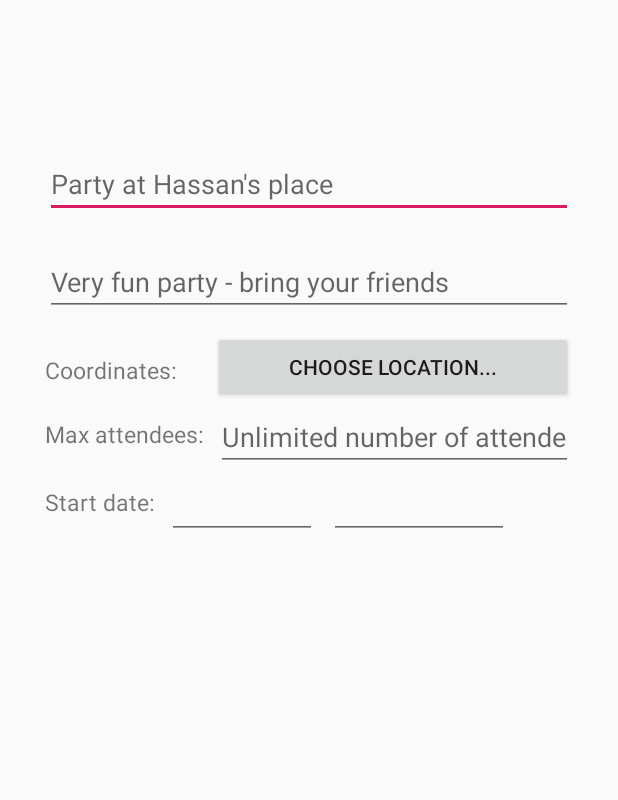
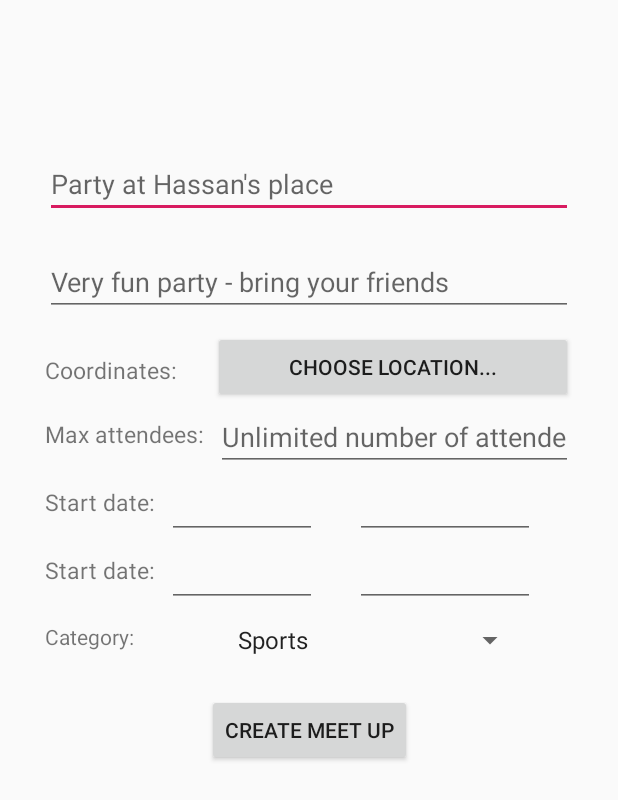
Before and after one commit to ludwighultqvist/DAT256, an Android app: the CreateMeetUpActivity screen opened directly, with no data from a screen before it, on a phone screen of 412 x 824 dp. Shown: the top 800 px of the screen. Run offline under Robolectric (Android 15) with nearby library versions, the light colour scheme and no system bars; Roboto replaces fonts that are not available here.

Commit message:
added some stuff in createMeetUpActivity

```diff
--- a/app/src/main/java/com/bulbasaur/dat256/viewmodel/CreateMeetUpActivity.java
+++ b/app/src/main/java/com/bulbasaur/dat256/viewmodel/CreateMeetUpActivity.java
@@ -6,11 +6,15 @@ import android.content.Intent;
 import android.os.Bundle;
 import android.support.v7.app.AppCompatActivity;
 import android.view.View;
+import android.widget.AdapterView;
+import android.widget.ArrayAdapter;
 import android.widget.Button;
 import android.widget.DatePicker;
 import android.widget.EditText;
+import android.widget.Spinner;
 import android.widget.TextView;
 import android.widget.TimePicker;
+import android.widget.Toast;
 
 import com.bulbasaur.dat256.R;
 import com.bulbasaur.dat256.model.Coordinates;
@@ -25,11 +29,13 @@ import java.util.Date;
 import java.util.Locale;
 import java.util.SimpleTimeZone;
 
-public class CreateMeetUpActivity extends AppCompatActivity {
+public class CreateMeetUpActivity extends AppCompatActivity implements AdapterView.OnItemSelectedListener{
 
     private MeetUp meetUp;
-
     private TextView chosenLocationTextView;
+    private EditText startDate;
+    private EditText startTime;
+    private String meetUpCategory;
 
     private static final int PICKED_COORDINATES_CODE = 2;
 
@@ -38,7 +44,15 @@ public class CreateMeetUpActivity extends AppCompatActivity {
         super.onCreate(savedInstanceState);
         setContentView(R.layout.activity_create_meet_up);
 
+        EditText meetUpTitle = findViewById(R.id.nameEditText);
+
+        EditText meetUpDescription = findViewById(R.id.descriptionEditText);
+
         meetUp = new MeetUp();
+
+        /**
+         * location
+         */
 
         Button chooseLocationButton = findViewById(R.id.chooseLocationButton);
         chooseLocationButton.setOnClickListener(v -> {
@@ -48,12 +62,22 @@ public class CreateMeetUpActivity extends AppCompatActivity {
         chosenLocationTextView = findViewById(R.id.chosenLocationTextView);
         chosenLocationTextView.setText(getString(R.string.coordinates, "", ""));
 
+        /**
+         * max attendees
+         */
+
+        EditText maxAttendees = findViewById(R.id.maxAttendeesEditText);
+
+
+
         final Calendar myCalendar = Calendar.getInstance();
 
-        EditText startDate = (EditText) findViewById(R.id.startDateEditText);
-        EditText startTime = (EditText)findViewById(R.id.startTimeEditText);
+        startDate = findViewById(R.id.startDateEditText);
+        startTime = findViewById(R.id.startTimeEditText);
 
-        //calendar
+        /**
+         * DatePickerDialog
+         */
         DatePickerDialog.OnDateSetListener date = new DatePickerDialog.OnDateSetListener() {
 
             @Override
@@ -67,25 +91,23 @@ public class CreateMeetUpActivity extends AppCompatActivity {
 
 
             private void updateLabel() {
-                String myFormat = "MM/dd/yy"; //In which you need put here
+                String myFormat = "dd/MM/yy"; //In which you need put here
                 SimpleDateFormat sdf = new SimpleDateFormat(myFormat, Locale.GERMANY);
 
                 startDate.setText(sdf.format(myCalendar.getTime()));
             }
 
         };
+        startDate.setOnClickListener(v -> {
+            // TODO Auto-generated method stub
+            DatePickerDialog dpd = new DatePickerDialog(CreateMeetUpActivity.this, date, myCalendar.get(Calendar.YEAR), myCalendar.get(Calendar.MONTH),
+                    myCalendar.get(Calendar.DAY_OF_MONTH));
+            dpd.show();
+        });
 
-        startDate.setOnClickListener(new View.OnClickListener() {
-
-            @Override
-            public void onClick(View v) {
-                // TODO Auto-generated method stub
-                new DatePickerDialog(CreateMeetUpActivity.this, date, myCalendar.get(Calendar.YEAR), myCalendar.get(Calendar.MONTH),
-                        myCalendar.get(Calendar.DAY_OF_MONTH)).show();
-            }
-        });
-        //end calendar
-        //time
+        /**
+         * TimePickerDialog
+         */
         TimePickerDialog.OnTimeSetListener time = new TimePickerDialog.OnTimeSetListener() {
             @Override
             public void onTimeSet(TimePicker view, int hourOfDay, int minute) {
@@ -95,34 +117,64 @@ public class CreateMeetUpActivity extends AppCompatActivity {
             }
 
             private void updateLabel(){
-                SimpleDateFormat sdf = (SimpleDateFormat) SimpleDateFormat.getTimeInstance();
+                String myFormat = "HH:mm";
+                SimpleDateFormat sdf = new SimpleDateFormat(myFormat, Locale.GERMANY);
                 startTime.setText(sdf.format(myCalendar.getTime()));
             }
         };
 
-        startTime.setOnClickListener(new View.OnClickListener(){
+        startTime.setOnClickListener(v -> new TimePickerDialog(CreateMeetUpActivity.this, time, myCalendar.get(Calendar.HOUR_OF_DAY),myCalendar.get(Calendar.MINUTE),
+                true ).show());
 
-            @Override
-            public void onClick(View v){
-                new TimePickerDialog(CreateMeetUpActivity.this, time, myCalendar.get(Calendar.HOUR_OF_DAY),myCalendar.get(Calendar.MINUTE),
-                        true ).show();
-            }
+
+        /**
+         * Spinner
+         */
+        Spinner spinner = findViewById(R.id.categorySpinner);
+        ArrayAdapter<CharSequence> adapter = ArrayAdapter.createFromResource(this,R.array.category_array, android.R.layout.simple_spinner_item);
+        adapter.setDropDownViewResource(android.R.layout.simple_spinner_dropdown_item);
+        spinner.setAdapter(adapter);
+        spinner.setOnItemSelectedListener(this);
+
+        /**
+         * button
+         */
+
+        final Button button = findViewById(R.id.createMeetUpButton);
+        button.setOnClickListener(v -> {
+            String title = meetUpTitle.getText().toString();
+            String description = meetUpDescription.getText().toString();
+            String attendees = maxAttendees.getText().toString();
+
+            meetUp.setName(title);
+            meetUp.setDescription(description);
+            meetUp.setMaxAttendees(Integer.parseInt(attendees));
+            meetUp.setStart(myCalendar);
+            meetUp.setEnd(myCalendar);
+            meetUp.setCategory(meetUp.getCategoryFromString(meetUpCategory));
+
+            save(meetUp);
         });
-
-        //end time
 
     }
 
-    protected void save(){
+    protected void save(MeetUp meetUp){
+
+        //koden nedan är till för att spara själva meetupen på databasen
         Database db = Database.getInstance();
         DBDocument meetup = db.meetups().create();
+
+        //hur man får tag i ett id.
+        db.meetups().get(meetup.id());
+
         //gör så för alla attribut för en meetup
-        db.meetups().get(meetup.id());
-        meetup.set("name",null);
-        meetup.set("description",null);
-        meetup.set("name",null);
-        meetup.set("name",null);
-        meetup.set("name",null);
+        meetup.set("name", meetUp.getName());
+        meetup.set("description", meetUp.getDescription());
+        meetup.set("coordinates", meetUp.getCoordinates());
+        meetup.set("maxAttendees", meetUp.getMaxAttendees());
+        meetup.set("startDate", meetUp.getStart());
+        meetup.set("endDate", meetUp.getEnd());
+        meetup.set("category", meetUp.getCategory());
 
         meetup.save();
 
@@ -143,4 +195,15 @@ public class CreateMeetUpActivity extends AppCompatActivity {
             }
         }
     }
+
+    @Override
+    public void onItemSelected(AdapterView<?> parent, View view, int position, long id) {
+        // An item was selected. You can retrieve the selected item using
+        meetUpCategory = parent.getItemAtPosition(position).toString();
+    }
+
+    @Override
+    public void onNothingSelected(AdapterView<?> parent) {
+        // Another interface callback
+    }
 }
--- a/app/src/main/res/layout/activity_create_meet_up.xml
+++ b/app/src/main/res/layout/activity_create_meet_up.xml
@@ -117,12 +117,82 @@
         android:layout_width="120dp"
         android:layout_height="wrap_content"
         android:layout_marginStart="8dp"
+        android:layout_marginEnd="8dp"
+        android:clickable="true"
         android:ems="10"
+        android:focusable="false"
         android:inputType="none"
-        android:clickable="true"
-        android:focusable="false"
+        app:layout_constraintEnd_toEndOf="@+id/maxAttendeesEditText"
         app:layout_constraintStart_toEndOf="@+id/startDateEditText"
         app:layout_constraintTop_toBottomOf="@+id/maxAttendeesEditText" />
 
+    <TextView
+        android:id="@+id/endDateTextView"
+        android:layout_width="wrap_content"
+        android:layout_height="wrap_content"
+        android:layout_marginTop="10dp"
+        android:text="@string/start_date"
+        android:textSize="15sp"
+        app:layout_constraintStart_toStartOf="@+id/maxAttendeesTextView"
+        app:layout_constraintTop_toTopOf="@+id/endDateEditText" />
+
+    <EditText
+        android:id="@+id/endDateEditText"
+        android:layout_width="100dp"
+        android:layout_height="wrap_content"
+        android:layout_marginStart="8dp"
+        android:clickable="true"
+        android:ems="10"
+        android:focusable="false"
+        android:inputType="none"
+        android:longClickable="false"
+        app:layout_constraintStart_toEndOf="@+id/endDateTextView"
+        app:layout_constraintTop_toBottomOf="@+id/startDateEditText" />
+
+    <EditText
+        android:id="@+id/endTimeEditText"
+        android:layout_width="120dp"
+        android:layout_height="wrap_content"
+        android:layout_marginStart="8dp"
+        android:layout_marginEnd="8dp"
+        android:clickable="true"
+        android:ems="10"
+        android:focusable="false"
+        android:inputType="none"
+        app:layout_constraintEnd_toEndOf="@+id/maxAttendeesEditText"
+        app:layout_constraintStart_toEndOf="@+id/endDateEditText"
+        app:layout_constraintTop_toBottomOf="@+id/startTimeEditText" />
+
+    <TextView
+        android:id="@+id/categoryTextView"
+        android:layout_width="wrap_content"
+        android:layout_height="wrap_content"
+        android:layout_marginTop="10dp"
+        android:text="@string/category"
+        app:layout_constraintStart_toStartOf="@+id/endDateTextView"
+        app:layout_constraintTop_toBottomOf="@+id/endDateEditText" />
+
+    <Spinner
+        android:id="@+id/categorySpinner"
+        android:layout_width="200dp"
+        android:layout_height="wrap_content"
+        android:layout_marginStart="8dp"
+        android:layout_marginTop="10dp"
+        app:layout_constraintEnd_toEndOf="@+id/maxAttendeesEditText"
+        app:layout_constraintStart_toStartOf="@+id/endDateEditText"
+        app:layout_constraintTop_toBottomOf="@+id/endDateEditText" />
+
+    <Button
+        android:id="@+id/createMeetUpButton"
+        android:layout_width="wrap_content"
+        android:layout_height="wrap_content"
+        android:layout_marginStart="8dp"
+        android:layout_marginTop="24dp"
+        android:layout_marginEnd="8dp"
+        android:text="@string/create_meetup_done"
+        app:layout_constraintEnd_toEndOf="@+id/maxAttendeesEditText"
+        app:layout_constraintStart_toStartOf="@+id/categoryTextView"
+        app:layout_constraintTop_toBottomOf="@+id/categorySpinner" />
+
 
 </android.support.constraint.ConstraintLayout>
--- a/app/src/main/res/values/strings.xml
+++ b/app/src/main/res/values/strings.xml
@@ -56,5 +56,13 @@
     <string name="max_attendees">Max attendees:</string>
     <string name="max_attendees_hint">Unlimited number of attendees</string>
     <string name="start_date">Start date:</string>
-
+    <string name="category">Category:</string>
+    <string-array name="category_array">
+        <item>Sports</item>
+        <item>Food</item>
+        <item>Games</item>
+        <item>Party</item>
+        <item>Education</item>
+    </string-array>
+    <string name="create_meetup_done">Create meet up</string>
 </resources>
```
Also changed, not shown: app/src/main/java/com/bulbasaur/dat256/model/MeetUp.java (+59 -0 lines).
